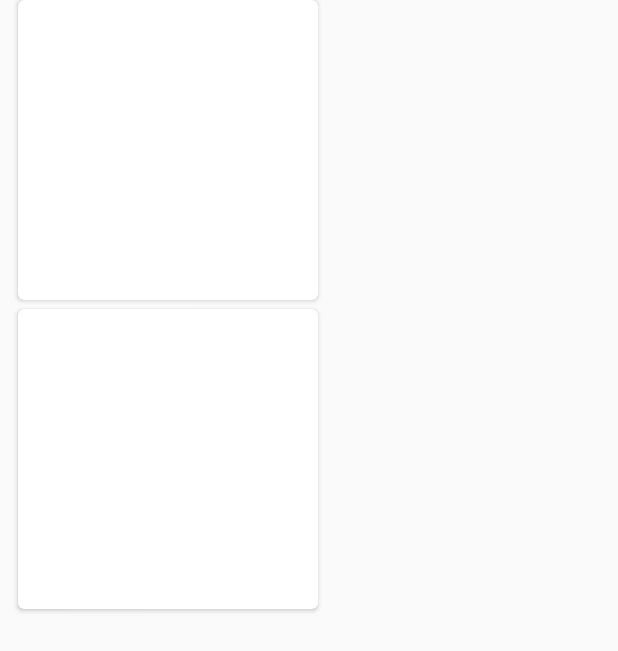
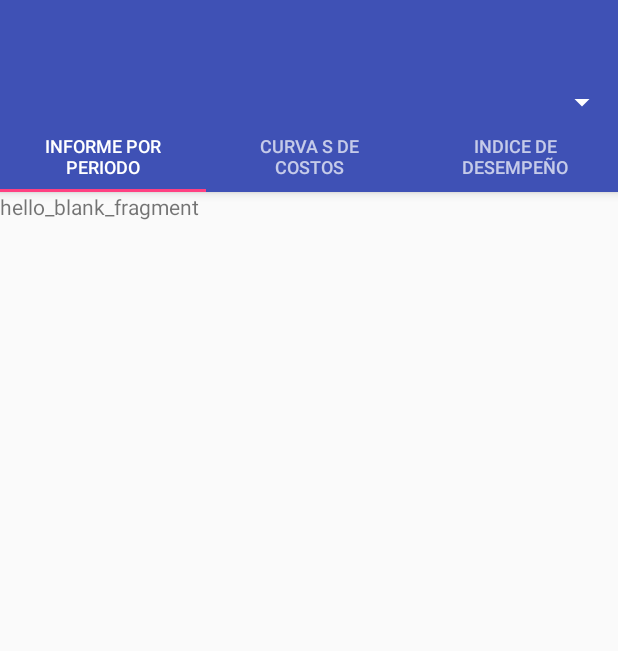
Before and after one commit to herney400/civilapp, an Android app: the fragment FragmentMisProyectos shown on its own in the app's theme, on a phone screen of 412 x 824 dp. Shown: the top 651 px of the screen. Run offline under Robolectric (Android 15) with nearby library versions, the phone set to English and light mode, and no system bars; 1 statement that could not run was skipped.

```diff
--- a/app/build.gradle
+++ b/app/build.gradle
@@ -34,5 +34,6 @@ dependencies {
     compile 'com.jakewharton:butterknife:8.4.0'
     compile 'com.google.android.gms:play-services-appindexing:9.8.0'
     compile 'com.github.PhilJay:MPAndroidChart:v2.2.4'
+    compile 'com.android.support:recyclerview-v7:25.0.+'
     testCompile 'junit:junit:4.12'
 }
--- a/app/src/main/java/com/example/n550j/myapplication/MainActivity.java
+++ b/app/src/main/java/com/example/n550j/myapplication/MainActivity.java
@@ -15,6 +15,7 @@ import android.view.MenuItem;
 
 import com.example.n550j.myapplication.fragments.FragmentCurvaSdeCostos;
 import com.example.n550j.myapplication.fragments.FragmentMisProyectos;
+import com.example.n550j.myapplication.fragments.FragmentProjects;
 import com.example.n550j.myapplication.fragments.FragmentProyecto;
 
 public class MainActivity extends AppCompatActivity {
@@ -69,7 +70,7 @@ public class MainActivity extends AppCompatActivity {
                                 fragmentTransaction = true;
                                 break;
                             case R.id.menu_seccion_2:
-                                fragment = new FragmentMisProyectos();
+                                fragment = new FragmentProjects();
                                 fragmentTransaction = true;
                                 break;
                             case R.id.menu_seccion_3:
--- a/app/src/main/java/com/example/n550j/myapplication/fragments/FragmentMisProyectos.java
+++ b/app/src/main/java/com/example/n550j/myapplication/fragments/FragmentMisProyectos.java
@@ -2,18 +2,34 @@ package com.example.n550j.myapplication.fragments;
 
 
 import android.os.Bundle;
+import android.support.design.widget.TabItem;
+import android.support.design.widget.TabLayout;
 import android.support.v4.app.Fragment;
+import android.support.v4.app.FragmentManager;
+import android.support.v4.app.FragmentPagerAdapter;
+import android.support.v4.view.ViewPager;
+import android.support.v7.app.AppCompatActivity;
+import android.support.v7.widget.Toolbar;
 import android.view.LayoutInflater;
 import android.view.View;
 import android.view.ViewGroup;
+import android.widget.Spinner;
+import android.widget.TableLayout;
+import android.widget.Toast;
 
 import com.example.n550j.myapplication.R;
+
+import java.util.ArrayList;
+import java.util.List;
 
 /**
  * A simple {@link Fragment} subclass.
  */
 public class FragmentMisProyectos extends Fragment {
 
+    private Toolbar toolbar;
+    private TabLayout tabLayout;
+    private ViewPager viewPager;
 
     public FragmentMisProyectos() {
         // Required empty public constructor
@@ -23,8 +39,57 @@ public class FragmentMisProyectos extends Fragment {
     @Override
     public View onCreateView(LayoutInflater inflater, ViewGroup container,
                              Bundle savedInstanceState) {
+
+
+        View view=inflater.inflate(R.layout.fragment_mis_proyectos, container, false);
+      //  toolbar = (Toolbar)view.findViewById(R.id.toolbar);
+       // ((AppCompatActivity)getActivity()).setSupportActionBar(toolbar);
+        Spinner spinner= (Spinner) view.findViewById(R.id.spinner);
+
+
+        ((AppCompatActivity)getActivity()).getSupportActionBar().setDisplayHomeAsUpEnabled(true);
+
+        viewPager = (ViewPager)view.findViewById(R.id.viewpager);
+        setupViewPager(viewPager);
+
+        tabLayout = (TabLayout)view.findViewById(R.id.tabs);
+        tabLayout.setupWithViewPager(viewPager);
         // Inflate the layout for this fragment
-        return inflater.inflate(R.layout.fragment_mis_proyectos, container, false);
+        return view;
     }
+    private void setupViewPager(ViewPager viewPager) {
+        ViewPagerAdapter adapter = new ViewPagerAdapter(getActivity().getSupportFragmentManager());
+        adapter.addFragment(new OneFragment(), "INFORME POR PERIODO");
+        adapter.addFragment(new OneFragment(), "cURVA S DE COSTOS");
+        adapter.addFragment(new OneFragment(), "INDICE DE DESEMPEÑO");
+        viewPager.setAdapter(adapter);
+    }
+    class ViewPagerAdapter extends FragmentPagerAdapter {
+        private final List<Fragment> mFragmentList = new ArrayList<>();
+        private final List<String> mFragmentTitleList = new ArrayList<>();
 
+        public ViewPagerAdapter(FragmentManager manager) {
+            super(manager);
+        }
+
+        @Override
+        public Fragment getItem(int position) {
+            return mFragmentList.get(position);
+        }
+
+        @Override
+        public int getCount() {
+            return mFragmentList.size();
+        }
+
+        public void addFragment(Fragment fragment, String title) {
+            mFragmentList.add(fragment);
+            mFragmentTitleList.add(title);
+        }
+
+        @Override
+        public CharSequence getPageTitle(int position) {
+            return mFragmentTitleList.get(position);
+        }
+    }
 }
--- /dev/null
+++ b/app/src/main/java/com/example/n550j/myapplication/fragments/OneFragment.java
@@ -0,0 +1,30 @@
+package com.example.n550j.myapplication.fragments;
+
+
+import android.os.Bundle;
+import android.support.v4.app.Fragment;
+import android.view.LayoutInflater;
+import android.view.View;
+import android.view.ViewGroup;
+
+import com.example.n550j.myapplication.R;
+
+/**
+ * A simple {@link Fragment} subclass.
+ */
+public class OneFragment extends Fragment {
+
+
+    public OneFragment() {
+        // Required empty public constructor
+    }
+
+
+    @Override
+    public View onCreateView(LayoutInflater inflater, ViewGroup container,
+                             Bundle savedInstanceState) {
+        // Inflate the layout for this fragment
+        return inflater.inflate(R.layout.fragment_one, container, false);
+    }
+
+}
--- a/app/src/main/java/com/example/n550j/myapplication/homeActivity.java
+++ b/app/src/main/java/com/example/n550j/myapplication/homeActivity.java
@@ -117,6 +117,7 @@ public class homeActivity extends AppCompatActivity {
                     e.printStackTrace();
                 }
 
+
             }}, new Response.ErrorListener() {
             @Override
             public void onErrorResponse(VolleyError error) {
--- a/app/src/main/res/layout/fragment_mis_proyectos.xml
+++ b/app/src/main/res/layout/fragment_mis_proyectos.xml
@@ -1,52 +1,40 @@
-<FrameLayout xmlns:android="http://schemas.android.com/apk/res/android"
-    xmlns:tools="http://schemas.android.com/tools"
+<android.support.design.widget.CoordinatorLayout xmlns:android="http://schemas.android.com/apk/res/android"
+    xmlns:app="http://schemas.android.com/apk/res-auto"
     android:layout_width="match_parent"
-    android:layout_height="match_parent"
-    tools:context="com.example.n550j.myapplication.fragments.FragmentMisProyectos">
+    android:layout_height="match_parent">
 
-    <!-- TODO: Update blank fragment layout -->
-    <RelativeLayout
+    <android.support.design.widget.AppBarLayout
         android:layout_width="match_parent"
-        android:layout_height="match_parent">
-        <android.support.v7.widget.CardView
-            xmlns:card_view="http://schemas.android.com/apk/res-auto"
-            android:id="@+id/card_view"
-            android:layout_gravity="center"
-            android:layout_marginLeft="12dp"
-            android:layout_marginRight="12dp"
-            android:layout_width="200dp"
-            android:layout_height="200dp"
-            card_view:cardCornerRadius="4dp">
+        android:layout_height="wrap_content"
+        android:theme="@style/ThemeOverlay.AppCompat.Dark.ActionBar">
 
+        <android.support.v7.widget.Toolbar
+            android:id="@+id/toolbar"
+            android:layout_width="match_parent"
+            android:layout_height="?attr/actionBarSize"
+            android:background="?attr/colorPrimary"
+            app:layout_scrollFlags="scroll|enterAlways"
+            app:popupTheme="@style/ThemeOverlay.AppCompat.Light" />
 
+        <Spinner
+            android:layout_width="match_parent"
+            android:layout_height="wrap_content"
+            android:id="@+id/spinner"
+            android:layout_weight="1" />
 
-            <TextView
-                android:id="@+id/info_text"
-                android:layout_width="match_parent"
-                android:layout_height="match_parent" />
-        </android.support.v7.widget.CardView>
+        <android.support.design.widget.TabLayout
+            android:id="@+id/tabs"
+            android:layout_width="match_parent"
+            android:layout_height="wrap_content"
+            app:tabMode="fixed"
+            app:tabGravity="fill"/>
 
-        <android.support.v7.widget.CardView
-            xmlns:card_view="http://schemas.android.com/apk/res-auto"
-            android:id="@+id/card_vieww"
-            android:layout_below="@+id/card_view"
-            android:layout_gravity="center"
-            android:layout_marginLeft="12dp"
-            android:layout_marginRight="12dp"
-            android:layout_marginTop="6dp"
-            android:layout_width="200dp"
-            android:layout_height="200dp"
-            card_view:cardCornerRadius="4dp">
+    </android.support.design.widget.AppBarLayout>
 
+    <android.support.v4.view.ViewPager
+        android:id="@+id/viewpager"
+        android:layout_width="match_parent"
+        android:layout_height="match_parent"
+        app:layout_behavior="@string/appbar_scrolling_view_behavior"  />
 
-
-            <TextView
-                android:id="@+id/info_textt"
-                android:layout_width="match_parent"
-                android:layout_height="match_parent" />
-        </android.support.v7.widget.CardView>
-
-    </RelativeLayout>
-
-
-</FrameLayout>
+</android.support.design.widget.CoordinatorLayout>
--- /dev/null
+++ b/app/src/main/res/layout/fragment_one.xml
@@ -0,0 +1,13 @@
+<FrameLayout xmlns:android="http://schemas.android.com/apk/res/android"
+    xmlns:tools="http://schemas.android.com/tools"
+    android:layout_width="match_parent"
+    android:layout_height="match_parent"
+    tools:context="com.example.n550j.myapplication.fragments.OneFragment">
+
+    <!-- TODO: Update blank fragment layout -->
+    <TextView
+        android:layout_width="match_parent"
+        android:layout_height="match_parent"
+        android:text="@string/hello_blank_fragment" />
+
+</FrameLayout>
--- a/app/src/main/res/layout/header_navview.xml
+++ b/app/src/main/res/layout/header_navview.xml
@@ -8,7 +8,10 @@
         android:layout_width="match_parent"
         android:layout_height="200dp"
         android:src="@drawable/navheader"
-        android:scaleType="centerCrop" />
+        android:scaleType="centerCrop"
+        />
+
+
 
     <TextView
         android:layout_width="wrap_content"
--- a/app/src/main/res/menu/menu_navview.xml
+++ b/app/src/main/res/menu/menu_navview.xml
@@ -39,9 +39,6 @@
             android:title="@string/seccion_9"/>
 
 
-
-
-
     </group>
 
     <item
--- a/app/src/main/res/values/strings.xml
+++ b/app/src/main/res/values/strings.xml
@@ -29,7 +29,7 @@
     <string name="title_activity_login">Sign in</string>
     <!-- Strings related to sections -->
     <string name="seccion_1">Cargar Proyecto</string>
-    <string name="seccion_2">Ingresar avance y costo real</string>
+    <string name="seccion_2">Mis proyectos</string>
     <string name="seccion_3">Informe por periodo</string>
     <string name="seccion_4">Curva S de costos</string>
     <string name="seccion_5">Indices de desempeño</string>
@@ -68,5 +68,5 @@
 
 
     <!-- TODO: Remove or change this placeholder text -->
-    <string name="hello_blank_fragment">Hello blank fragment</string>
+    <string name="hello_blank_fragment">hello_blank_fragment</string>
 </resources>
```
Also changed, not shown: app/src/main/java/Adapters/RecyclerAdapter.java (added, +107 -0 lines), app/src/main/java/Objetos/Project.java (added, +84 -0 lines), app/src/main/java/com/example/n550j/myapplication/CreateCountActivity.java (+30 -2 lines), app/src/main/java/com/example/n550j/myapplication/fragments/FragmentCurvaSdeCostos.java (+25 -3 lines), app/src/main/java/com/example/n550j/myapplication/fragments/FragmentProjects.java (added, +149 -0 lines), app/src/main/res/layout/activity_main.xml (+12 -1 lines), app/src/main/res/layout/fragment_projects.xml (added, +19 -0 lines), app/src/main/res/layout/projectcardview.xml (added, +49 -0 lines), app/src/main/res/menu/menu_main.xml (+7 -3 lines).
